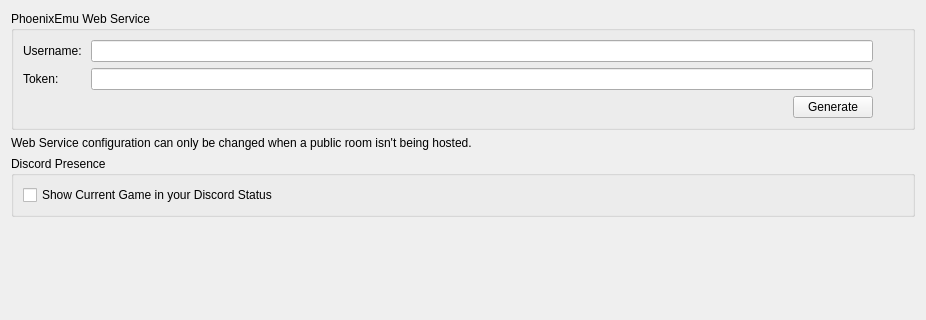
Old version of the form src/phoenix/configuration/configure_web.ui in the repository Darkfiredoom/PhoenixEmu; both pictures show x 0 to 926 and y 0 to 320 of the 926 by 561 pixel window.
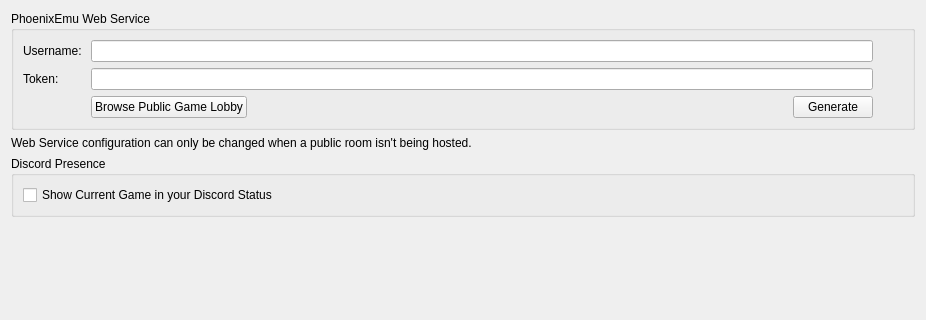
New version of the form.

Patch:
```diff
--- a/src/phoenix/configuration/configure_web.ui
+++ b/src/phoenix/configuration/configure_web.ui
@@ -106,7 +106,20 @@
             </property>
            </widget>
           </item>
-          <item row="2" column="1" colspan="3">
+          <item row="2" column="1">
+           <widget class="QPushButton" name="button_browse_lobby">
+            <property name="sizePolicy">
+             <sizepolicy hsizetype="Fixed" vsizetype="Fixed">
+              <horstretch>0</horstretch>
+              <verstretch>0</verstretch>
+             </sizepolicy>
+            </property>
+            <property name="text">
+             <string>Browse Public Game Lobby</string>
+            </property>
+           </widget>
+          </item>
+          <item row="2" column="2" colspan="2">
            <spacer name="horizontalSpacer">
             <property name="orientation">
              <enum>Qt::Orientation::Horizontal</enum>
```
